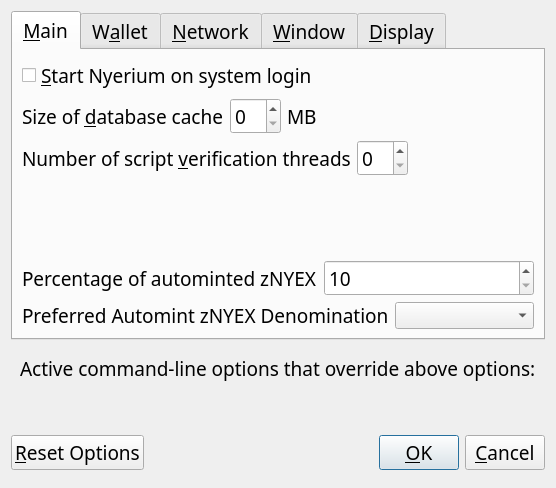
Above: src/qt/forms/optionsdialog.ui from nyerium-core/nyerium before the change. Below: the same form after it.
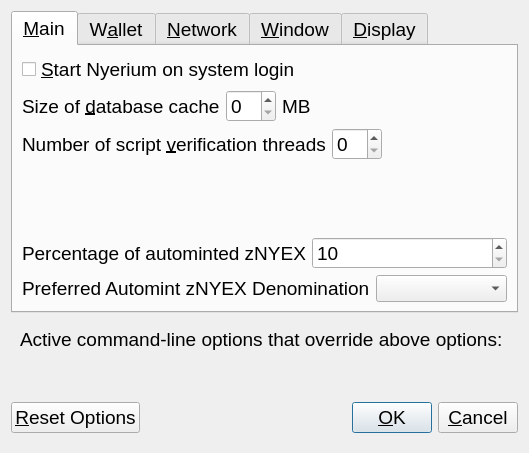
That is the form after the change. Custom widgets are drawn as their Qt base class.

Diff of the .ui file:
```diff
--- a/src/qt/forms/optionsdialog.ui
+++ b/src/qt/forms/optionsdialog.ui
@@ -12,7 +12,7 @@
   </property>
   <property name="font">
    <font>
-    <family>Ara Hamah 1982</family>
+    
     <pointsize>14</pointsize>
    </font>
   </property>
@@ -26,8 +26,7 @@
    <item>
     <widget class="QTabWidget" name="tabWidget">
      <property name="font">
-      <font>
-       <family>Ara Hamah 1982</family>
+   <font>
        <pointsize>14</pointsize>
       </font>
      </property>
@@ -43,7 +42,7 @@
         <widget class="QCheckBox" name="bitcoinAtStartup">
          <property name="font">
           <font>
-           <family>Ara Hamah 1982</family>
+           
            <pointsize>14</pointsize>
           </font>
          </property>
@@ -61,7 +60,7 @@
           <widget class="QLabel" name="databaseCacheLabel">
            <property name="font">
             <font>
-             <family>Ara Hamah 1982</family>
+             
              <pointsize>14</pointsize>
             </font>
            </property>
@@ -80,7 +79,7 @@
           <widget class="QSpinBox" name="databaseCache">
            <property name="font">
             <font>
-             <family>Ara Hamah 1982</family>
+             
              <pointsize>14</pointsize>
             </font>
            </property>
@@ -90,7 +89,7 @@
           <widget class="QLabel" name="databaseCacheUnitLabel">
            <property name="font">
             <font>
-             <family>Ara Hamah 1982</family>
+             
              <pointsize>14</pointsize>
             </font>
            </property>
@@ -106,7 +105,7 @@
           <spacer name="horizontalSpacer_2_Main">
            <property name="font">
             <font>
-             <family>Ara Hamah 1982</family>
+             
              <pointsize>14</pointsize>
             </font>
            </property>
@@ -129,7 +128,7 @@
           <widget class="QLabel" name="threadsScriptVerifLabel">
            <property name="font">
             <font>
-             <family>Ara Hamah 1982</family>
+             
              <pointsize>14</pointsize>
             </font>
            </property>
@@ -148,7 +147,7 @@
           <widget class="QSpinBox" name="threadsScriptVerif">
            <property name="font">
             <font>
-             <family>Ara Hamah 1982</family>
+             
              <pointsize>14</pointsize>
             </font>
            </property>
@@ -161,7 +160,7 @@
           <spacer name="horizontalSpacer_3_Main">
            <property name="font">
             <font>
-             <family>Ara Hamah 1982</family>
+             
              <pointsize>14</pointsize>
             </font>
            </property>
@@ -182,7 +181,7 @@
         <spacer name="verticalSpacer_2">
          <property name="font">
           <font>
-           <family>Ara Hamah 1982</family>
+           
            <pointsize>14</pointsize>
           </font>
          </property>
@@ -203,7 +202,7 @@
           <widget class="QLabel" name="percentage_label">
            <property name="font">
             <font>
-             <family>Ara Hamah 1982</family>
+             
              <pointsize>14</pointsize>
             </font>
            </property>
@@ -219,7 +218,7 @@
           <widget class="QSpinBox" name="zeromintPercentage">
            <property name="font">
             <font>
-             <family>Ara Hamah 1982</family>
+             
              <pointsize>14</pointsize>
             </font>
            </property>
@@ -248,7 +247,7 @@
            </property>
            <property name="font">
             <font>
-             <family>Ara Hamah 1982</family>
+             
              <pointsize>14</pointsize>
             </font>
            </property>
@@ -270,7 +269,7 @@
            </property>
            <property name="font">
             <font>
-             <family>Ara Hamah 1982</family>
+             
              <pointsize>14</pointsize>
             </font>
            </property>
@@ -680,8 +679,7 @@
    <item>
     <widget class="QFrame" name="frame">
      <property name="font">
-      <font>
-       <family>Ara Hamah 1982</family>
+   <font>
        <pointsize>14</pointsize>
       </font>
      </property>
@@ -692,7 +690,7 @@
          <widget class="QLabel" name="overriddenByCommandLineInfoLabel">
           <property name="font">
            <font>
-            <family>Ara Hamah 1982</family>
+            
             <pointsize>14</pointsize>
            </font>
           </property>
@@ -708,7 +706,7 @@
          <spacer name="horizontalSpacer_Bottom">
           <property name="font">
            <font>
-            <family>Ara Hamah 1982</family>
+            
             <pointsize>14</pointsize>
            </font>
           </property>
@@ -729,7 +727,7 @@
        <widget class="QLabel" name="overriddenByCommandLineLabel">
         <property name="font">
          <font>
-          <family>Ara Hamah 1982</family>
+          
           <pointsize>14</pointsize>
          </font>
         </property>
@@ -753,7 +751,7 @@
       <widget class="QPushButton" name="resetButton">
        <property name="font">
         <font>
-         <family>Ara Hamah 1982</family>
+         
          <pointsize>14</pointsize>
         </font>
        </property>
@@ -772,7 +770,7 @@
       <spacer name="horizontalSpacer_1">
        <property name="font">
         <font>
-         <family>Ara Hamah 1982</family>
+         
          <pointsize>14</pointsize>
         </font>
        </property>
@@ -797,7 +795,7 @@
        </property>
        <property name="font">
         <font>
-         <family>Ara Hamah 1982</family>
+         
          <pointsize>14</pointsize>
          <weight>75</weight>
          <bold>true</bold>
@@ -818,7 +816,7 @@
       <spacer name="horizontalSpacer_2">
        <property name="font">
         <font>
-         <family>Ara Hamah 1982</family>
+         
          <pointsize>14</pointsize>
         </font>
        </property>
@@ -837,7 +835,7 @@
       <widget class="QPushButton" name="okButton">
        <property name="font">
         <font>
-         <family>Ara Hamah 1982</family>
+         
          <pointsize>14</pointsize>
         </font>
        </property>
@@ -856,7 +854,7 @@
       <widget class="QPushButton" name="cancelButton">
        <property name="font">
         <font>
-         <family>Ara Hamah 1982</family>
+         
          <pointsize>14</pointsize>
         </font>
        </property>
```
